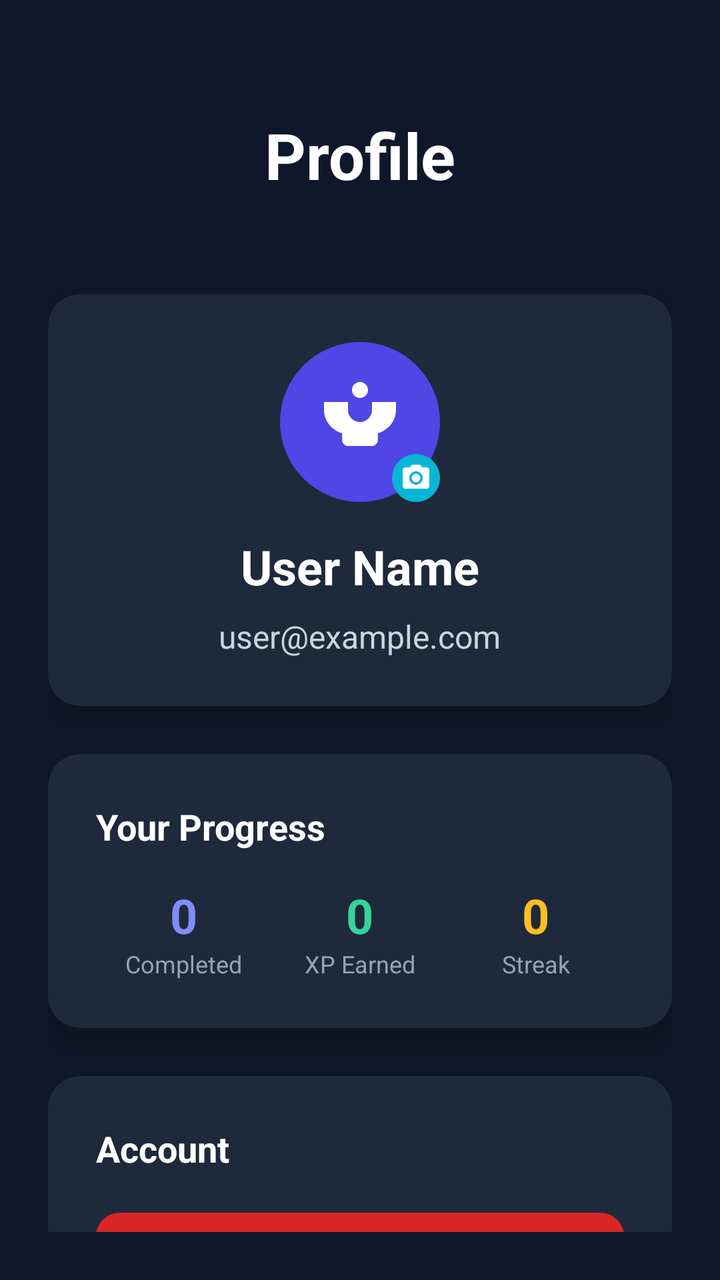
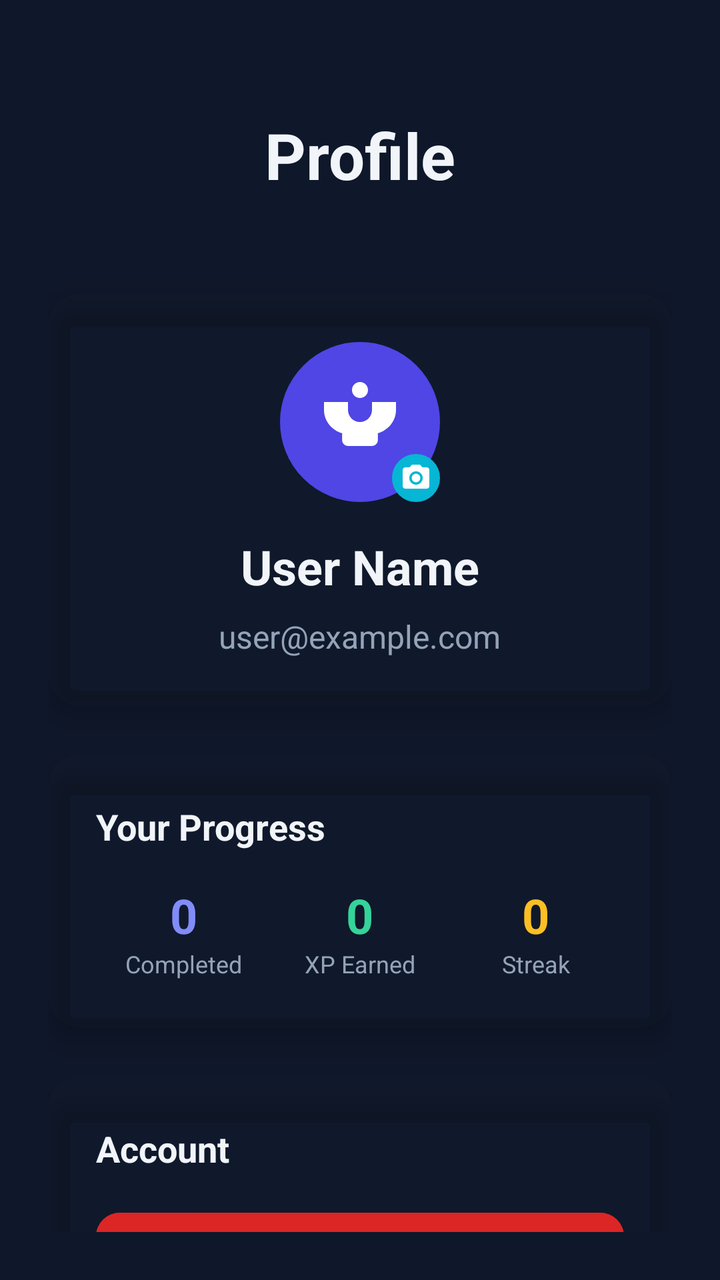

Before-and-after screenshots of an Android layout around one commit, followed by the original layout XML and the change that was made.
<!-- AndroidManifest.xml: application theme Theme.EmbeddedSystemsCareerGuide -->
<!-- res/layout/fragment_profile.xml -->
<?xml version="1.0" encoding="utf-8"?>
<androidx.constraintlayout.widget.ConstraintLayout xmlns:android="http://schemas.android.com/apk/res/android"
    xmlns:app="http://schemas.android.com/apk/res-auto"
    xmlns:tools="http://schemas.android.com/tools"
    android:layout_width="match_parent"
    android:layout_height="match_parent"
    android:background="@color/slate_900"
    android:padding="24dp"
    tools:context=".ui.profile.ProfileFragment">

    
    <TextView
        android:id="@+id/textView_profile_title"
        android:layout_width="wrap_content"
        android:layout_height="wrap_content"
        android:layout_marginTop="32dp"
        android:text="Profile"
        android:textColor="@color/white"
        android:textSize="32sp"
        android:textStyle="bold"
        app:layout_constraintEnd_toEndOf="parent"
        app:layout_constraintStart_toStartOf="parent"
        app:layout_constraintTop_toTopOf="parent" />

    
    <androidx.cardview.widget.CardView
        android:id="@+id/cardView_user_info"
        android:layout_width="0dp"
        android:layout_height="wrap_content"
        android:layout_marginTop="48dp"
        app:cardBackgroundColor="@color/slate_800"
        app:cardCornerRadius="16dp"
        app:cardElevation="8dp"
        app:layout_constraintEnd_toEndOf="parent"
        app:layout_constraintStart_toStartOf="parent"
        app:layout_constraintTop_toBottomOf="@id/textView_profile_title">

        <LinearLayout
            android:layout_width="match_parent"
            android:layout_height="wrap_content"
            android:orientation="vertical"
            android:padding="24dp">

            
            <FrameLayout
                android:layout_width="80dp"
                android:layout_height="80dp"
                android:layout_gravity="center_horizontal"
                android:layout_marginBottom="16dp">

                <ImageView
                    android:id="@+id/imageView_profile_avatar"
                    android:layout_width="80dp"
                    android:layout_height="80dp"
                    android:background="@drawable/circle_background"
                    android:backgroundTint="@color/indigo_600"
                    android:clickable="true"
                    android:focusable="true"
                    android:padding="16dp"
                    android:scaleType="centerCrop"
                    android:src="@drawable/ic_profile"
                    android:tint="@color/white"
                    android:contentDescription="@string/cd_profile_avatar" />

                <ImageView
                    android:id="@+id/imageView_avatar_edit_badge"
                    android:layout_width="24dp"
                    android:layout_height="24dp"
                    android:layout_gravity="bottom|end"
                    android:background="@drawable/circle_background"
                    android:backgroundTint="@color/cyan_500"
                    android:clickable="true"
                    android:focusable="true"
                    android:padding="4dp"
                    android:src="@drawable/ic_camera"
                    android:tint="@color/white"
                    android:contentDescription="@string/cd_change_avatar" />

            </FrameLayout>

            
            <TextView
                android:id="@+id/textView_user_name"
                android:layout_width="wrap_content"
                android:layout_height="wrap_content"
                android:layout_gravity="center_horizontal"
                android:text="User Name"
                android:textColor="@color/white"
                android:textSize="24sp"
                android:textStyle="bold"
                android:layout_marginBottom="8dp" />

            
            <TextView
                android:id="@+id/textView_user_email"
                android:layout_width="wrap_content"
                android:layout_height="wrap_content"
                android:layout_gravity="center_horizontal"
                android:text="user@example.com"
                android:textColor="@color/slate_300"
                android:textSize="16sp" />

        </LinearLayout>

    </androidx.cardview.widget.CardView>

    
    <androidx.cardview.widget.CardView
        android:id="@+id/cardView_stats"
        android:layout_width="0dp"
        android:layout_height="wrap_content"
        android:layout_marginTop="24dp"
        app:cardBackgroundColor="@color/slate_800"
        app:cardCornerRadius="16dp"
        app:cardElevation="8dp"
        app:layout_constraintEnd_toEndOf="parent"
        app:layout_constraintStart_toStartOf="parent"
        app:layout_constraintTop_toBottomOf="@id/cardView_user_info">

        <LinearLayout
            android:layout_width="match_parent"
            android:layout_height="wrap_content"
            android:orientation="vertical"
            android:padding="24dp">

            <TextView
                android:layout_width="wrap_content"
                android:layout_height="wrap_content"
                android:text="Your Progress"
                android:textColor="@color/white"
                android:textSize="18sp"
                android:textStyle="bold"
                android:layout_marginBottom="16dp" />

            <LinearLayout
                android:layout_width="match_parent"
                android:layout_height="wrap_content"
                android:orientation="horizontal"
                android:weightSum="3">

                <LinearLayout
                    android:layout_width="0dp"
                    android:layout_height="wrap_content"
                    android:layout_weight="1"
                    android:orientation="vertical"
                    android:gravity="center">

                    <TextView
                        android:id="@+id/text_completed_count"
                        android:layout_width="wrap_content"
                        android:layout_height="wrap_content"
                        android:text="0"
                        android:textColor="@color/indigo_400"
                        android:textSize="24sp"
                        android:textStyle="bold" />

                    <TextView
                        android:layout_width="wrap_content"
                        android:layout_height="wrap_content"
                        android:text="Completed"
                        android:textColor="@color/slate_400"
                        android:textSize="12sp" />

                </LinearLayout>

                <LinearLayout
                    android:layout_width="0dp"
                    android:layout_height="wrap_content"
                    android:layout_weight="1"
                    android:orientation="vertical"
                    android:gravity="center">

                    <TextView
                        android:id="@+id/text_xp_count"
                        android:layout_width="wrap_content"
                        android:layout_height="wrap_content"
                        android:text="0"
                        android:textColor="@color/emerald_400"
                        android:textSize="24sp"
                        android:textStyle="bold" />

                    <TextView
                        android:layout_width="wrap_content"
                        android:layout_height="wrap_content"
                        android:text="XP Earned"
                        android:textColor="@color/slate_400"
                        android:textSize="12sp" />

                </LinearLayout>

                <LinearLayout
                    android:layout_width="0dp"
                    android:layout_height="wrap_content"
                    android:layout_weight="1"
                    android:orientation="vertical"
                    android:gravity="center">

                    <TextView
                        android:id="@+id/text_streak_count"
                        android:layout_width="wrap_content"
                        android:layout_height="wrap_content"
                        android:text="0"
                        android:textColor="@color/amber_400"
                        android:textSize="24sp"
                        android:textStyle="bold" />

                    <TextView
                        android:layout_width="wrap_content"
                        android:layout_height="wrap_content"
                        android:text="Streak"
                        android:textColor="@color/slate_400"
                        android:textSize="12sp" />

                </LinearLayout>

            </LinearLayout>

        </LinearLayout>

    </androidx.cardview.widget.CardView>

    
    <androidx.cardview.widget.CardView
        android:id="@+id/cardView_account_actions"
        android:layout_width="0dp"
        android:layout_height="wrap_content"
        android:layout_marginTop="24dp"
        app:cardBackgroundColor="@color/slate_800"
        app:cardCornerRadius="16dp"
        app:cardElevation="8dp"
        app:layout_constraintEnd_toEndOf="parent"
        app:layout_constraintStart_toStartOf="parent"
        app:layout_constraintTop_toBottomOf="@id/cardView_stats">

        <LinearLayout
            android:layout_width="match_parent"
            android:layout_height="wrap_content"
            android:orientation="vertical"
            android:padding="24dp">

            <TextView
                android:layout_width="wrap_content"
                android:layout_height="wrap_content"
                android:text="Account"
                android:textColor="@color/white"
                android:textSize="18sp"
                android:textStyle="bold"
                android:layout_marginBottom="16dp" />

            
            <com.google.android.material.button.MaterialButton
                android:id="@+id/button_logout_profile"
                android:layout_width="match_parent"
                android:layout_height="56dp"
                android:text="Logout"
                android:textColor="@color/white"
                android:textSize="16sp"
                android:backgroundTint="@color/red_600"
                app:cornerRadius="12dp"
                app:icon="@drawable/ic_logout"
                app:iconGravity="start"
                app:iconPadding="12dp"
                app:iconTint="@color/white" />

            <TextView
                android:layout_width="wrap_content"
                android:layout_height="wrap_content"
                android:layout_marginTop="8dp"
                android:text="Sign out and return to login screen"
                android:textColor="@color/slate_400"
                android:textSize="14sp" />

        </LinearLayout>

    </androidx.cardview.widget.CardView>

</androidx.constraintlayout.widget.ConstraintLayout>
<!-- resources referenced by this layout -->
<resources>
  <color name="amber_400">#FBBF24</color>
  <color name="cyan_500">#06B6D4</color>
  <color name="emerald_400">#34D399</color>
  <color name="indigo_400">#818CF8</color>
  <color name="indigo_600">#4F46E5</color>
  <color name="red_600">#DC2626</color>
  <color name="slate_300">#CBD5E1</color>
  <color name="slate_400">#94A3B8</color>
  <color name="slate_800">#1E293B</color>
  <color name="slate_900">#0F172A</color>
  <color name="white">#FFFFFF</color>
  <style name="Theme.EmbeddedSystemsCareerGuide" parent="Theme.Material3.DayNight.NoActionBar">
          
          <item name="colorPrimary">@color/indigo_600</item>
          <item name="colorPrimaryVariant">@color/indigo_500</item>
          <item name="colorOnPrimary">@color/white</item>
  
          
          <item name="colorSecondary">@color/cyan_500</item>
          <item name="colorSecondaryVariant">@color/cyan_400</item>
          <item name="colorOnSecondary">@color/slate_900</item>
  
          
          <item name="android:colorBackground">@color/background</item>
          <item name="colorSurface">@color/card_background</item>
          <item name="colorOnBackground">@color/text_primary</item>
          <item name="colorOnSurface">@color/text_primary</item>
          <item name="colorSurfaceVariant">@color/card_elevated</item>
          <item name="colorOnSurfaceVariant">@color/text_secondary</item>
          <item name="colorOutline">@color/card_border</item>
  
          
          <item name="android:statusBarColor">@color/background</item>
          <item name="android:navigationBarColor">@color/background</item>
          <item name="android:windowLightStatusBar">true</item>
          <item name="android:windowLightNavigationBar">true</item>
  
          
          <item name="android:textColorPrimary">@color/text_primary</item>
          <item name="android:textColorSecondary">@color/text_secondary</item>
  
          
          <item name="materialButtonStyle">@style/Widget.App.Button</item>
          <item name="textInputStyle">@style/Widget.App.TextInputLayout</item>
          <item name="materialCardViewStyle">@style/Widget.App.CardView</item>
          <item name="alertDialogTheme">@style/Theme.App.AlertDialog</item>
          <item name="materialAlertDialogTheme">@style/Theme.App.AlertDialog</item>
      </style>
  <color name="red_500">#EF4444</color>
  <color name="indigo_500">#6366F1</color>
  <color name="cyan_400">#22D3EE</color>
  <color name="slate_100">#F1F5F9</color>
  <color name="slate_700">#334155</color>
  <color name="slate_600">#475569</color>
  <color name="ripple_color">#FFFFFF30</color>
  <color name="red_400">#F87171</color>
  <!-- unchanged entries left out for length: 19 -->
</resources>

<!-- the commit's change to res/layout/fragment_profile.xml (unified diff, before → after) -->
@@ -4,7 +4,7 @@
     xmlns:tools="http://schemas.android.com/tools"
     android:layout_width="match_parent"
     android:layout_height="match_parent"
-    android:background="@color/slate_900"
+    android:background="?attr/appBackground"
     android:padding="24dp"
     tools:context=".ui.profile.ProfileFragment">
 
@@ -15,7 +15,7 @@
         android:layout_height="wrap_content"
         android:layout_marginTop="32dp"
         android:text="Profile"
-        android:textColor="@color/white"
+        android:textColor="?attr/appTextPrimary"
         android:textSize="32sp"
         android:textStyle="bold"
         app:layout_constraintEnd_toEndOf="parent"
@@ -28,7 +28,7 @@
         android:layout_width="0dp"
         android:layout_height="wrap_content"
         android:layout_marginTop="48dp"
-        app:cardBackgroundColor="@color/slate_800"
+        app:cardBackgroundColor="?attr/appSurface"
         app:cardCornerRadius="16dp"
         app:cardElevation="8dp"
         app:layout_constraintEnd_toEndOf="parent"
@@ -85,7 +85,7 @@
                 android:layout_height="wrap_content"
                 android:layout_gravity="center_horizontal"
                 android:text="User Name"
-                android:textColor="@color/white"
+                android:textColor="?attr/appTextPrimary"
                 android:textSize="24sp"
                 android:textStyle="bold"
                 android:layout_marginBottom="8dp" />
@@ -97,7 +97,7 @@
                 android:layout_height="wrap_content"
                 android:layout_gravity="center_horizontal"
                 android:text="user@example.com"
-                android:textColor="@color/slate_300"
+                android:textColor="?attr/appTextSecondary"
                 android:textSize="16sp" />
 
         </LinearLayout>
@@ -110,7 +110,7 @@
         android:layout_width="0dp"
         android:layout_height="wrap_content"
         android:layout_marginTop="24dp"
-        app:cardBackgroundColor="@color/slate_800"
+        app:cardBackgroundColor="?attr/appSurface"
         app:cardCornerRadius="16dp"
         app:cardElevation="8dp"
         app:layout_constraintEnd_toEndOf="parent"
@@ -127,7 +127,7 @@
                 android:layout_width="wrap_content"
                 android:layout_height="wrap_content"
                 android:text="Your Progress"
-                android:textColor="@color/white"
+                android:textColor="?attr/appTextPrimary"
                 android:textSize="18sp"
                 android:textStyle="bold"
                 android:layout_marginBottom="16dp" />
@@ -158,7 +158,7 @@
                         android:layout_width="wrap_content"
                         android:layout_height="wrap_content"
                         android:text="Completed"
-                        android:textColor="@color/slate_400"
+                        android:textColor="?attr/appTextSecondary"
                         android:textSize="12sp" />
 
                 </LinearLayout>
@@ -183,7 +183,7 @@
                         android:layout_width="wrap_content"
                         android:layout_height="wrap_content"
                         android:text="XP Earned"
-                        android:textColor="@color/slate_400"
+                        android:textColor="?attr/appTextSecondary"
                         android:textSize="12sp" />
 
                 </LinearLayout>
@@ -208,7 +208,7 @@
                         android:layout_width="wrap_content"
                         android:layout_height="wrap_content"
                         android:text="Streak"
-                        android:textColor="@color/slate_400"
+                        android:textColor="?attr/appTextSecondary"
                         android:textSize="12sp" />
 
                 </LinearLayout>
@@ -225,7 +225,7 @@
         android:layout_width="0dp"
         android:layout_height="wrap_content"
         android:layout_marginTop="24dp"
-        app:cardBackgroundColor="@color/slate_800"
+        app:cardBackgroundColor="?attr/appSurface"
         app:cardCornerRadius="16dp"
         app:cardElevation="8dp"
         app:layout_constraintEnd_toEndOf="parent"
@@ -242,7 +242,7 @@
                 android:layout_width="wrap_content"
                 android:layout_height="wrap_content"
                 android:text="Account"
-                android:textColor="@color/white"
+                android:textColor="?attr/appTextPrimary"
                 android:textSize="18sp"
                 android:textStyle="bold"
                 android:layout_marginBottom="16dp" />
@@ -267,7 +267,7 @@
                 android:layout_height="wrap_content"
                 android:layout_marginTop="8dp"
                 android:text="Sign out and return to login screen"
-                android:textColor="@color/slate_400"
+                android:textColor="?attr/appTextSecondary"
                 android:textSize="14sp" />
 
         </LinearLayout>
<!-- resource entries referenced after the edit -->
@@ -12,6 +12,22 @@
   <color name="slate_900">#0F172A</color>
   <color name="white">#FFFFFF</color>
   <style name="Theme.EmbeddedSystemsCareerGuide" parent="Theme.Material3.DayNight.NoActionBar">
+          
+          <item name="appBackground">@color/background</item>
+          <item name="appSurface">@color/card_background</item>
+          <item name="appSurfaceElevated">@color/card_elevated</item>
+          <item name="appOutline">@color/card_border</item>
+          <item name="appInputBackground">@color/input_background</item>
+          <item name="appTextPrimary">@color/text_primary</item>
+          <item name="appTextSecondary">@color/text_secondary</item>
+          <item name="appTextTertiary">@color/text_tertiary</item>
+          <item name="appTextHint">@color/text_hint</item>
+          <item name="appAccentMuted">@color/glass_accent</item>
+          <item name="appWindowBackground">@drawable/bg_window_midnight</item>
+  
+          
+          <item name="elevationOverlayEnabled">false</item>
+  
           
           <item name="colorPrimary">@color/indigo_600</item>
           <item name="colorPrimaryVariant">@color/indigo_500</item>
@@ -49,9 +65,24 @@
           <item name="materialAlertDialogTheme">@style/Theme.App.AlertDialog</item>
       </style>
   <color name="red_500">#EF4444</color>
+  <color name="input_background">@color/slate_700</color>
+  <color name="text_tertiary">@color/slate_500</color>
+  <color name="text_hint">@color/slate_500</color>
+  <color name="glass_accent">#1A6366F1</color>
+  <!-- drawable bg_window_midnight (drawable) -->
+  <?xml version="1.0" encoding="utf-8"?>
+  <shape xmlns:android="http://schemas.android.com/apk/res/android">
+      <gradient
+          android:angle="135"
+          android:startColor="#0B1120"
+          android:centerColor="#0B1120"
+          android:endColor="#131C31"
+          android:type="linear" />
+  </shape>
   <color name="indigo_500">#6366F1</color>
   <color name="cyan_400">#22D3EE</color>
   <color name="slate_100">#F1F5F9</color>
+  <color name="slate_500">#64748B</color>
   <color name="slate_700">#334155</color>
   <color name="slate_600">#475569</color>
   <color name="ripple_color">#FFFFFF30</color>
